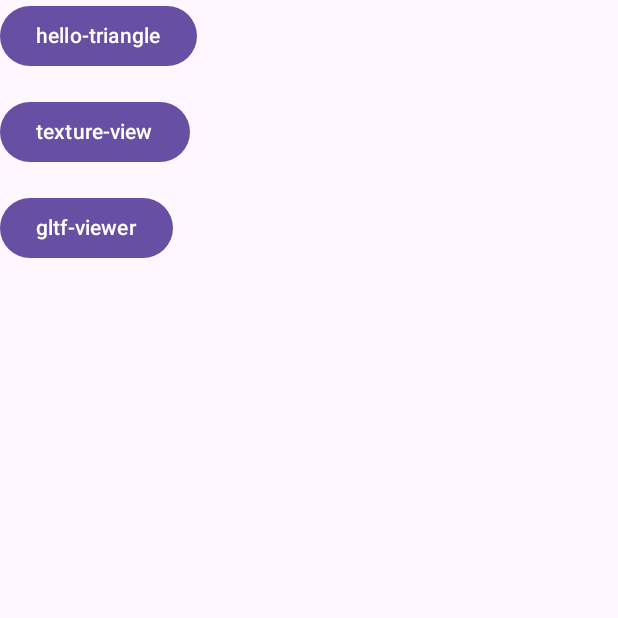
After one commit to Kaito-Dogi/android-filament-sample, an Android app built with Jetpack Compose: the composable MainScreen shown on its own in the app's theme, on a phone screen of 412 x 824 dp, the top half of it. The commit adds this screen. Run offline under Robolectric (Android 15) with nearby library versions, the phone set to English and light mode, and no system bars; network calls fail.

Commit message:
feat: MainActivity から HelloTriangleActivity に移動できるようにした

```diff
--- a/app/src/main/AndroidManifest.xml
+++ b/app/src/main/AndroidManifest.xml
@@ -27,6 +27,7 @@
         <category android:name="android.intent.category.LAUNCHER" />
       </intent-filter>
     </activity>
+    <activity android:name=".HelloTriangleActivity" />
   </application>
 
 </manifest>
--- a/app/src/main/java/app/doggy/filamentsample/HelloTriangleActivity.kt
+++ b/app/src/main/java/app/doggy/filamentsample/HelloTriangleActivity.kt
@@ -4,6 +4,8 @@ package app.doggy.filamentsample
 
 import android.animation.ValueAnimator
 import android.app.Activity
+import android.content.Context
+import android.content.Intent
 import android.opengl.Matrix
 import android.os.Bundle
 import android.os.Handler
@@ -31,6 +33,7 @@ import com.google.android.filament.Viewport
 import com.google.android.filament.android.DisplayHelper
 import com.google.android.filament.android.FilamentHelper
 import com.google.android.filament.android.UiHelper
+import dagger.hilt.android.AndroidEntryPoint
 import java.nio.ByteBuffer
 import java.nio.ByteOrder
 import kotlin.math.PI
@@ -38,6 +41,9 @@ import kotlin.math.cos
 import kotlin.math.sin
 
 internal class HelloTriangleActivity : Activity() {
+  companion object {
+    fun newIntent(context: Context) = Intent(context, HelloTriangleActivity::class.java)
+  }
 
   // 描画したい View（今回は SurfaceView）
   private lateinit var surfaceView: SurfaceView
--- /dev/null
+++ b/app/src/main/java/app/doggy/filamentsample/MainScreen.kt
@@ -0,0 +1,29 @@
+package app.doggy.filamentsample
+
+import androidx.compose.foundation.layout.Column
+import androidx.compose.foundation.layout.fillMaxSize
+import androidx.compose.material3.MaterialTheme
+import androidx.compose.material3.Surface
+import androidx.compose.runtime.Composable
+import androidx.compose.ui.Modifier
+import androidx.compose.ui.tooling.preview.Preview
+import app.doggy.filamentsample.component.SampleSection
+
+@Composable
+internal fun MainScreen() {
+  Surface(
+    modifier = Modifier.fillMaxSize(),
+  ) {
+    Column {
+      SampleSection()
+    }
+  }
+}
+
+@Preview
+@Composable
+private fun MainScreenPreview() {
+  MaterialTheme {
+    MainScreen()
+  }
+}
--- /dev/null
+++ b/app/src/main/java/app/doggy/filamentsample/component/SampleSection.kt
@@ -0,0 +1,32 @@
+package app.doggy.filamentsample.component
+
+import androidx.compose.foundation.layout.Arrangement
+import androidx.compose.foundation.layout.Column
+import androidx.compose.material3.Button
+import androidx.compose.material3.Text
+import androidx.compose.runtime.Composable
+import androidx.compose.ui.Modifier
+import androidx.compose.ui.platform.LocalContext
+import androidx.compose.ui.unit.dp
+import app.doggy.filamentsample.HelloTriangleActivity
+
+@Composable
+internal fun SampleSection(
+  modifier: Modifier = Modifier,
+) {
+  val context = LocalContext.current
+  Column(
+    modifier = modifier,
+    verticalArrangement = Arrangement.spacedBy(16.dp),
+  ) {
+    Button(onClick = { context.startActivity(HelloTriangleActivity.newIntent(context)) }) {
+      Text(text = "hello-triangle")
+    }
+    Button(onClick = { /*TODO*/ }) {
+      Text(text = "texture-view")
+    }
+    Button(onClick = { /*TODO*/ }) {
+      Text(text = "gltf-viewer")
+    }
+  }
+}
```
Also changed, not shown: app/src/main/java/app/doggy/filamentsample/MainActivity.kt (+11 -2 lines).
